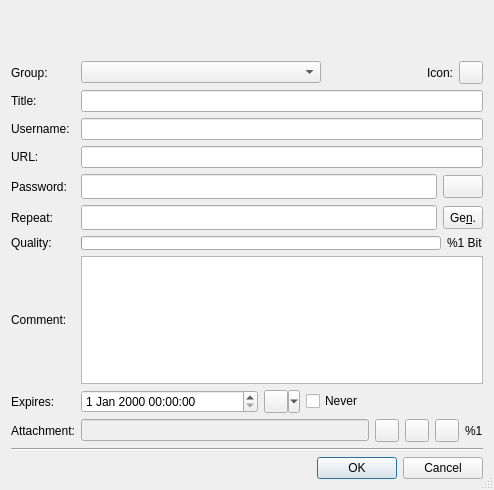
This is src/forms/EditEntryDlg.ui in kost/keepassz as Qt 5 draws it before an edit. The edited form follows.
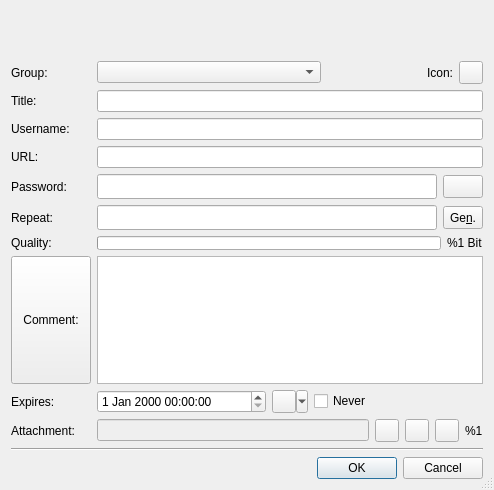
This is the edited form. Icons and pictures are not drawn.

Commit message: Add toggable comment button/label

Diff of the .ui file:
```diff
--- a/src/forms/EditEntryDlg.ui
+++ b/src/forms/EditEntryDlg.ui
@@ -155,7 +155,7 @@
     </widget>
    </item>
    <item row="8" column="0">
-    <widget class="QLabel" name="textLabel10">
+    <widget class="QPushButton" name="commentLabel">
      <property name="sizePolicy">
       <sizepolicy hsizetype="Maximum" vsizetype="Preferred">
        <horstretch>0</horstretch>
```
The commit also changes 2 other files.
